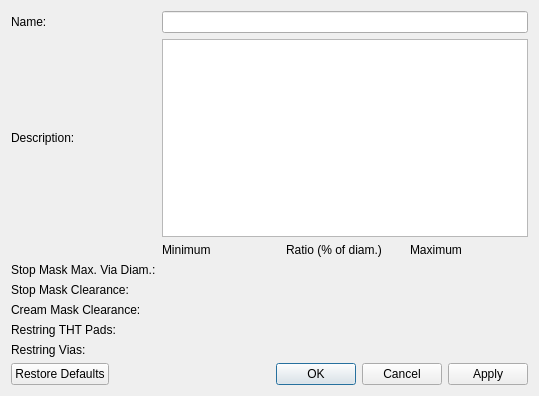
Qt form libs/librepcb/editor/project/boardeditor/boarddesignrulesdialog.ui (LibrePCB/LibrePCB) before a commit.
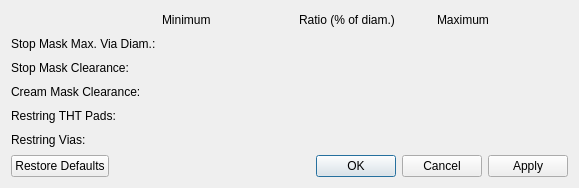
The same form after that commit. Custom widgets are drawn as their Qt base class.

Commit message:
Remove name and description from board design rules
In my experience these attributes are not really useful but just clutter
up the GUI, so let's get rid of them.

The edit to the form file:
```diff
--- a/libs/librepcb/editor/project/boardeditor/boarddesignrulesdialog.ui
+++ b/libs/librepcb/editor/project/boardeditor/boarddesignrulesdialog.ui
@@ -6,85 +6,68 @@
    <rect>
     <x>0</x>
     <y>0</y>
-    <width>539</width>
-    <height>396</height>
+    <width>579</width>
+    <height>188</height>
    </rect>
   </property>
   <property name="windowTitle">
    <string>Board Design Rules</string>
   </property>
   <layout class="QGridLayout" name="gridLayout">
-   <item row="0" column="0">
-    <widget class="QLabel" name="label">
-     <property name="text">
-      <string>Name:</string>
-     </property>
-    </widget>
+   <item row="4" column="3">
+    <widget class="librepcb::editor::UnsignedLengthEdit" name="edtRestringPadsMax" native="true"/>
    </item>
-   <item row="1" column="0">
-    <widget class="QLabel" name="label_2">
-     <property name="text">
-      <string>Description:</string>
-     </property>
-    </widget>
-   </item>
-   <item row="2" column="1">
-    <widget class="QLabel" name="label_4">
-     <property name="text">
-      <string>Minimum</string>
-     </property>
-    </widget>
-   </item>
-   <item row="2" column="2">
-    <widget class="QLabel" name="label_5">
-     <property name="text">
-      <string>Ratio (% of diam.)</string>
-     </property>
-    </widget>
-   </item>
-   <item row="2" column="3">
-    <widget class="QLabel" name="label_9">
-     <property name="text">
-      <string>Maximum</string>
-     </property>
-    </widget>
-   </item>
-   <item row="3" column="0">
-    <widget class="QLabel" name="label_6">
-     <property name="text">
-      <string>Stop Mask Max. Via Diam.:</string>
-     </property>
-    </widget>
-   </item>
-   <item row="4" column="0">
+   <item row="2" column="0">
     <widget class="QLabel" name="label_3">
      <property name="text">
       <string>Stop Mask Clearance:</string>
      </property>
     </widget>
    </item>
-   <item row="5" column="0">
+   <item row="3" column="0">
     <widget class="QLabel" name="label_8">
      <property name="text">
       <string>Cream Mask Clearance:</string>
      </property>
     </widget>
    </item>
-   <item row="6" column="0">
+   <item row="1" column="0">
+    <widget class="QLabel" name="label_6">
+     <property name="text">
+      <string>Stop Mask Max. Via Diam.:</string>
+     </property>
+    </widget>
+   </item>
+   <item row="0" column="2">
+    <widget class="QLabel" name="label_5">
+     <property name="text">
+      <string>Ratio (% of diam.)</string>
+     </property>
+    </widget>
+   </item>
+   <item row="2" column="2">
+    <widget class="librepcb::editor::UnsignedRatioEdit" name="edtStopMaskClrRatio" native="true"/>
+   </item>
+   <item row="5" column="2">
+    <widget class="librepcb::editor::UnsignedRatioEdit" name="edtRestringViasRatio" native="true"/>
+   </item>
+   <item row="5" column="1">
+    <widget class="librepcb::editor::UnsignedLengthEdit" name="edtRestringViasMin" native="true"/>
+   </item>
+   <item row="4" column="0">
     <widget class="QLabel" name="label_7">
      <property name="text">
       <string>Restring THT Pads:</string>
      </property>
     </widget>
    </item>
-   <item row="7" column="0">
-    <widget class="QLabel" name="label_10">
-     <property name="text">
-      <string>Restring Vias:</string>
-     </property>
-    </widget>
+   <item row="2" column="3">
+    <widget class="librepcb::editor::UnsignedLengthEdit" name="edtStopMaskClrMax" native="true"/>
    </item>
-   <item row="8" column="0" colspan="4">
+   <item row="3" column="3">
+    <widget class="librepcb::editor::UnsignedLengthEdit" name="edtCreamMaskClrMax" native="true"/>
+   </item>
+   <item row="6" column="0" colspan="4">
     <widget class="QDialogButtonBox" name="buttonBox">
      <property name="orientation">
       <enum>Qt::Horizontal</enum>
@@ -94,55 +77,48 @@
      </property>
     </widget>
    </item>
-   <item row="1" column="1" colspan="3">
-    <widget class="QPlainTextEdit" name="txtDescription">
-     <property name="tabChangesFocus">
-      <bool>true</bool>
-     </property>
-    </widget>
-   </item>
-   <item row="0" column="1" colspan="3">
-    <widget class="QLineEdit" name="edtName"/>
-   </item>
-   <item row="3" column="3">
+   <item row="1" column="3">
     <widget class="librepcb::editor::UnsignedLengthEdit" name="edtStopMaskMaxViaDia" native="true"/>
    </item>
-   <item row="4" column="1">
-    <widget class="librepcb::editor::UnsignedLengthEdit" name="edtStopMaskClrMin" native="true"/>
+   <item row="0" column="3">
+    <widget class="QLabel" name="label_9">
+     <property name="text">
+      <string>Maximum</string>
+     </property>
+    </widget>
    </item>
-   <item row="5" column="1">
-    <widget class="librepcb::editor::UnsignedLengthEdit" name="edtCreamMaskClrMin" native="true"/>
-   </item>
-   <item row="6" column="1">
-    <widget class="librepcb::editor::UnsignedLengthEdit" name="edtRestringPadsMin" native="true"/>
-   </item>
-   <item row="7" column="1">
-    <widget class="librepcb::editor::UnsignedLengthEdit" name="edtRestringViasMin" native="true"/>
-   </item>
-   <item row="4" column="3">
-    <widget class="librepcb::editor::UnsignedLengthEdit" name="edtStopMaskClrMax" native="true"/>
+   <item row="5" column="0">
+    <widget class="QLabel" name="label_10">
+     <property name="text">
+      <string>Restring Vias:</string>
+     </property>
+    </widget>
    </item>
    <item row="5" column="3">
-    <widget class="librepcb::editor::UnsignedLengthEdit" name="edtCreamMaskClrMax" native="true"/>
-   </item>
-   <item row="6" column="3">
-    <widget class="librepcb::editor::UnsignedLengthEdit" name="edtRestringPadsMax" native="true"/>
-   </item>
-   <item row="7" column="3">
     <widget class="librepcb::editor::UnsignedLengthEdit" name="edtRestringViasMax" native="true"/>
    </item>
-   <item row="4" column="2">
-    <widget class="librepcb::editor::UnsignedRatioEdit" name="edtStopMaskClrRatio" native="true"/>
+   <item row="0" column="1">
+    <widget class="QLabel" name="label_4">
+     <property name="text">
+      <string>Minimum</string>
+     </property>
+    </widget>
    </item>
-   <item row="5" column="2">
+   <item row="4" column="1">
+    <widget class="librepcb::editor::UnsignedLengthEdit" name="edtRestringPadsMin" native="true"/>
+   </item>
+   <item row="3" column="1">
+    <widget class="librepcb::editor::UnsignedLengthEdit" name="edtCreamMaskClrMin" native="true"/>
+   </item>
+   <item row="3" column="2">
     <widget class="librepcb::editor::UnsignedRatioEdit" name="edtCreamMaskClrRatio" native="true"/>
    </item>
-   <item row="6" column="2">
+   <item row="2" column="1">
+    <widget class="librepcb::editor::UnsignedLengthEdit" name="edtStopMaskClrMin" native="true"/>
+   </item>
+   <item row="4" column="2">
     <widget class="librepcb::editor::UnsignedRatioEdit" name="edtRestringPadsRatio" native="true"/>
    </item>
-   <item row="7" column="2">
-    <widget class="librepcb::editor::UnsignedRatioEdit" name="edtRestringViasRatio" native="true"/>
-   </item>
   </layout>
  </widget>
  <customwidgets>
```
Left out of the diff: 2 changed lines with no effect on the pictures. The commit also changes 7 other files.
